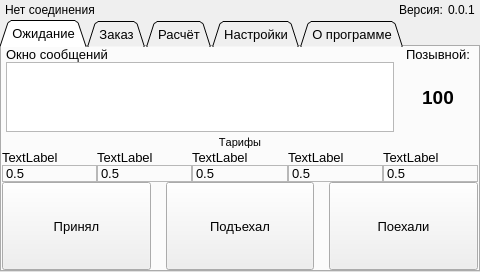
Before: the Qt Designer form indigotaxi.ui in koolkhel/wince-taximeter, drawn with Qt 5.
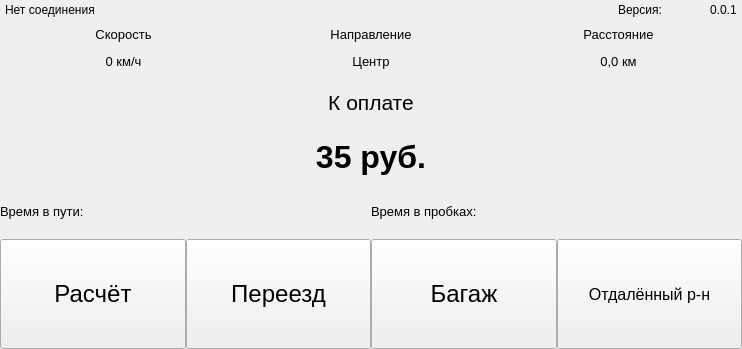
After: the same form once the commit is applied. The open tabs and pages were chosen to show the change.

```diff
--- a/indigotaxi.ui
+++ b/indigotaxi.ui
@@ -6,8 +6,8 @@
    <rect>
     <x>0</x>
     <y>0</y>
-    <width>480</width>
-    <height>272</height>
+    <width>742</width>
+    <height>349</height>
    </rect>
   </property>
   <property name="sizePolicy">
@@ -35,7 +35,7 @@
      <verstretch>0</verstretch>
     </sizepolicy>
    </property>
-   <layout class="QVBoxLayout" name="verticalLayout_10" stretch="5,200">
+   <layout class="QVBoxLayout" name="verticalLayout_10" stretch="1,100">
     <property name="spacing">
      <number>0</number>
     </property>
@@ -46,7 +46,7 @@
      <number>0</number>
     </property>
     <item>
-     <layout class="QHBoxLayout" name="horizontalLayout_3" stretch="0,0,0,0">
+     <layout class="QHBoxLayout" name="horizontalLayout_3" stretch="2,5,1,2">
       <property name="spacing">
        <number>5</number>
       </property>
@@ -61,6 +61,12 @@
       </property>
       <item>
        <widget class="QLabel" name="connectionLabel">
+        <property name="sizePolicy">
+         <sizepolicy hsizetype="Expanding" vsizetype="Preferred">
+          <horstretch>0</horstretch>
+          <verstretch>0</verstretch>
+         </sizepolicy>
+        </property>
         <property name="text">
          <string>Нет соединения</string>
         </property>
@@ -82,7 +88,7 @@
       <item>
        <widget class="QLabel" name="versionCaption">
         <property name="sizePolicy">
-         <sizepolicy hsizetype="Minimum" vsizetype="Minimum">
+         <sizepolicy hsizetype="Preferred" vsizetype="Minimum">
           <horstretch>0</horstretch>
           <verstretch>0</verstretch>
          </sizepolicy>
@@ -94,6 +100,12 @@
       </item>
       <item>
        <widget class="QLabel" name="versionLabel">
+        <property name="sizePolicy">
+         <sizepolicy hsizetype="Maximum" vsizetype="Preferred">
+          <horstretch>0</horstretch>
+          <verstretch>0</verstretch>
+         </sizepolicy>
+        </property>
         <property name="text">
          <string>0.0.1</string>
         </property>
@@ -102,7 +114,7 @@
      </layout>
     </item>
     <item>
-     <widget class="QTabWidget" name="tabWidget">
+     <widget class="QStackedWidget" name="stackedWidget">
       <property name="enabled">
        <bool>true</bool>
       </property>
@@ -125,17 +137,8 @@
         <bold>false</bold>
        </font>
       </property>
-      <property name="tabShape">
-       <enum>QTabWidget::Triangular</enum>
-      </property>
-      <property name="currentIndex">
-       <number>0</number>
-      </property>
-      <widget class="QWidget" name="standbyTab">
-       <attribute name="title">
-        <string>Ожидание</string>
-       </attribute>
-       <layout class="QVBoxLayout" name="verticalLayout_9">
+      <widget class="QWidget" name="standByPage1">
+       <layout class="QVBoxLayout" name="verticalLayout_9" stretch="0">
         <property name="spacing">
          <number>0</number>
         </property>
@@ -146,7 +149,7 @@
          <number>0</number>
         </property>
         <item>
-         <layout class="QVBoxLayout" name="verticalLayout" stretch="3,1,3,8">
+         <layout class="QVBoxLayout" name="verticalLayout" stretch="3,1,3,3,2">
           <property name="spacing">
            <number>0</number>
           </property>
@@ -181,12 +184,18 @@
                   <verstretch>0</verstretch>
                  </sizepolicy>
                 </property>
+                <property name="readOnly">
+                 <bool>true</bool>
+                </property>
+                <property name="plainText">
+                 <string>Приятного дня!</string>
+                </property>
                </widget>
               </item>
              </layout>
             </item>
             <item>
-             <layout class="QVBoxLayout" name="verticalLayout_3" stretch="1,5">
+             <layout class="QVBoxLayout" name="verticalLayout_3" stretch="2,5">
               <property name="spacing">
                <number>0</number>
               </property>
@@ -259,7 +268,7 @@
               <item>
                <widget class="QLabel" name="label_3">
                 <property name="text">
-                 <string>TextLabel</string>
+                 <string>Подача</string>
                 </property>
                </widget>
               </item>
@@ -272,7 +281,7 @@
                  <enum>QFrame::Plain</enum>
                 </property>
                 <property name="text">
-                 <string>0.5</string>
+                 <string>35 р.</string>
                 </property>
                </widget>
               </item>
@@ -286,7 +295,7 @@
               <item>
                <widget class="QLabel" name="label_4">
                 <property name="text">
-                 <string>TextLabel</string>
+                 <string>1 км</string>
                 </property>
                </widget>
               </item>
@@ -299,7 +308,7 @@
                  <enum>QFrame::Plain</enum>
                 </property>
                 <property name="text">
-                 <string>0.5</string>
+                 <string>15 р.</string>
                 </property>
                </widget>
               </item>
@@ -313,7 +322,7 @@
               <item>
                <widget class="QLabel" name="label_6">
                 <property name="text">
-                 <string>TextLabel</string>
+                 <string>1 км заг.</string>
                 </property>
                </widget>
               </item>
@@ -326,7 +335,7 @@
                  <enum>QFrame::Plain</enum>
                 </property>
                 <property name="text">
-                 <string>0.5</string>
+                 <string>17 р.</string>
                 </property>
                </widget>
               </item>
@@ -340,7 +349,10 @@
               <item>
                <widget class="QLabel" name="label_10">
                 <property name="text">
-                 <string>TextLabel</string>
+                 <string>Перегруз</string>
+                </property>
+                <property name="scaledContents">
+                 <bool>false</bool>
                 </property>
                </widget>
               </item>
@@ -353,7 +365,7 @@
                  <enum>QFrame::Plain</enum>
                 </property>
                 <property name="text">
-                 <string>0.5</string>
+                 <string>50%</string>
                 </property>
                </widget>
               </item>
@@ -367,7 +379,7 @@
               <item>
                <widget class="QLabel" name="label_8">
                 <property name="text">
-                 <string>TextLabel</string>
+                 <string>Остановка</string>
                 </property>
                </widget>
               </item>
@@ -380,7 +392,7 @@
                  <enum>QFrame::Plain</enum>
                 </property>
                 <property name="text">
-                 <string>0.5</string>
+                 <string>5 р.</string>
                 </property>
                </widget>
               </item>
@@ -438,44 +450,322 @@
         </item>
        </layout>
       </widget>
-      <widget class="QWidget" name="taxiTab">
-       <property name="enabled">
-        <bool>true</bool>
-       </property>
-       <attribute name="title">
-        <string>Заказ</string>
-       </attribute>
-      </widget>
-      <widget class="QWidget" name="paytimeTab">
-       <property name="enabled">
-        <bool>true</bool>
-       </property>
-       <attribute name="title">
-        <string>Расчёт</string>
-       </attribute>
-      </widget>
-      <widget class="QWidget" name="settingsTab">
-       <attribute name="title">
-        <string>Настройки</string>
-       </attribute>
-       <widget class="QPushButton" name="exitButton">
-        <property name="geometry">
-         <rect>
-          <x>185</x>
-          <y>55</y>
-          <width>116</width>
-          <height>71</height>
-         </rect>
+      <widget class="QWidget" name="orderPage2">
+       <layout class="QVBoxLayout" name="verticalLayout_11" stretch="1,3,2">
+        <property name="spacing">
+         <number>0</number>
         </property>
-        <property name="text">
-         <string>Выход</string>
+        <property name="margin">
+         <number>0</number>
         </property>
-       </widget>
+        <item>
+         <layout class="QHBoxLayout" name="horizontalLayout_7">
+          <property name="spacing">
+           <number>0</number>
+          </property>
+          <item>
+           <layout class="QVBoxLayout" name="verticalLayout_12">
+            <property name="spacing">
+             <number>0</number>
+            </property>
+            <item>
+             <widget class="QLabel" name="speedLabel">
+              <property name="text">
+               <string>Скорость</string>
+              </property>
+              <property name="alignment">
+               <set>Qt::AlignCenter</set>
+              </property>
+             </widget>
+            </item>
+            <item>
+             <widget class="QLabel" name="label_13">
+              <property name="text">
+               <string>0 км/ч</string>
+              </property>
+              <property name="alignment">
+               <set>Qt::AlignCenter</set>
+              </property>
+             </widget>
+            </item>
+           </layout>
+          </item>
+          <item>
+           <layout class="QVBoxLayout" name="verticalLayout_13">
+            <property name="spacing">
+             <number>0</number>
+            </property>
+            <item>
+             <widget class="QLabel" name="directionLabel">
+              <property name="text">
+               <string>Направление</string>
+              </property>
+              <property name="alignment">
+               <set>Qt::AlignCenter</set>
+              </property>
+             </widget>
+            </item>
+            <item>
+             <widget class="QLabel" name="directionValueLabel">
+              <property name="text">
+               <string>Центр</string>
+              </property>
+              <property name="alignment">
+               <set>Qt::AlignCenter</set>
+              </property>
+             </widget>
+            </item>
+           </layout>
+          </item>
+          <item>
+           <layout class="QVBoxLayout" name="verticalLayout_14">
+            <property name="spacing">
+             <number>0</number>
+            </property>
+            <item>
+             <widget class="QLabel" name="distanceLabel">
+              <property name="text">
+               <string>Расстояние</string>
+              </property>
+              <property name="alignment">
+               <set>Qt::AlignCenter</set>
+              </property>
+             </widget>
+            </item>
+            <item>
+             <widget class="QLabel" name="distanceValueLabl">
+              <property name="text">
+               <string>0,0 км</string>
+              </property>
+              <property name="alignment">
+               <set>Qt::AlignCenter</set>
+              </property>
+             </widget>
+            </item>
+           </layout>
+          </item>
+         </layout>
+        </item>
+        <item>
+         <layout class="QVBoxLayout" name="verticalLayout_15">
+          <item>
+           <widget class="QLabel" name="paymentLabel">
+            <property name="font">
+             <font>
+              <pointsize>16</pointsize>
+             </font>
+            </property>
+            <property name="text">
+             <string>К оплате</string>
+            </property>
+            <property name="alignment">
+             <set>Qt::AlignCenter</set>
+            </property>
+           </widget>
+          </item>
+          <item>
+           <widget class="QLabel" name="paymentAmountLabel">
+            <property name="font">
+             <font>
+              <pointsize>24</pointsize>
+              <weight>75</weight>
+              <bold>true</bold>
+             </font>
+            </property>
+            <property name="text">
+             <string>35 руб.</string>
+            </property>
+            <property name="alignment">
+             <set>Qt::AlignCenter</set>
+            </property>
+           </widget>
+          </item>
+          <item>
+           <layout class="QHBoxLayout" name="horizontalLayout_8">
+            <item>
+             <widget class="QLabel" name="label_20">
+              <property name="text">
+               <string>Время в пути:</string>
+              </property>
+             </widget>
+            </item>
+            <item>
+             <widget class="QLabel" name="label_21">
+              <property name="text">
+               <string>Время в пробках:</string>
+              </property>
+             </widget>
+            </item>
+           </layout>
+          </item>
+         </layout>
+        </item>
+        <item>
+         <layout class="QHBoxLayout" name="horizontalLayout_5">
+          <item>
+           <widget class="QPushButton" name="paytimeButton">
+            <property name="sizePolicy">
+             <sizepolicy hsizetype="Minimum" vsizetype="MinimumExpanding">
+              <horstretch>0</horstretch>
+              <verstretch>0</verstretch>
+             </sizepolicy>
+            </property>
+            <property name="font">
+             <font>
+              <pointsize>18</pointsize>
+             </font>
+            </property>
+            <property name="text">
+             <string>Расчёт</string>
+            </property>
+           </widget>
+          </item>
+          <item>
+           <widget class="QPushButton" name="trainCrossButton">
+            <property name="sizePolicy">
+             <sizepolicy hsizetype="Minimum" vsizetype="Expanding">
+              <horstretch>0</horstretch>
+              <verstretch>0</verstretch>
+             </sizepolicy>
+            </property>
+            <property name="font">
+             <font>
+              <pointsize>18</pointsize>
+             </font>
+            </property>
+            <property name="text">
+             <string>Переезд</string>
+            </property>
+            <property name="checkable">
+             <bool>true</bool>
+            </property>
+           </widget>
+          </item>
+          <item>
+           <widget class="QPushButton" name="luggageButton">
+            <property name="sizePolicy">
+             <sizepolicy hsizetype="Minimum" vsizetype="Expanding">
+              <horstretch>0</horstretch>
+              <verstretch>0</verstretch>
+             </sizepolicy>
+            </property>
+            <property name="font">
+             <font>
+              <pointsize>18</pointsize>
+             </font>
+            </property>
+            <property name="text">
+             <string>Багаж</string>
+            </property>
+            <property name="checkable">
+             <bool>true</bool>
+            </property>
+           </widget>
+          </item>
+          <item>
+           <widget class="QPushButton" name="farawayButton">
+            <property name="sizePolicy">
+             <sizepolicy hsizetype="Minimum" vsizetype="Expanding">
+              <horstretch>0</horstretch>
+              <verstretch>0</verstretch>
+             </sizepolicy>
+            </property>
+            <property name="font">
+             <font>
+              <pointsize>12</pointsize>
+             </font>
+            </property>
+            <property name="text">
+             <string>Отдалённый р-н</string>
+            </property>
+            <property name="checkable">
+             <bool>true</bool>
+            </property>
+           </widget>
+          </item>
+         </layout>
+        </item>
+       </layout>
       </widget>
-      <widget class="QWidget" name="aboutTab">
-       <attribute name="title">
-        <string>О программе</string>
-       </attribute>
+      <widget class="QWidget" name="paytimePage3">
+       <layout class="QVBoxLayout" name="verticalLayout_16" stretch="2,5,2">
+        <item>
+         <widget class="QLabel" name="finalPaymentLabel">
+          <property name="font">
+           <font>
+            <pointsize>18</pointsize>
+           </font>
+          </property>
+          <property name="text">
+           <string>К оплате</string>
+          </property>
+          <property name="alignment">
+           <set>Qt::AlignCenter</set>
+          </property>
+         </widget>
+        </item>
+        <item>
+         <widget class="QLabel" name="finalPaymentAmountLabel">
+          <property name="font">
+           <font>
+            <pointsize>42</pointsize>
+           </font>
+          </property>
+          <property name="text">
+           <string>35 руб.</string>
+          </property>
+          <property name="alignment">
+           <set>Qt::AlignCenter</set>
+          </property>
+         </widget>
+        </item>
+        <item>
+         <layout class="QHBoxLayout" name="horizontalLayout_9">
+          <property name="spacing">
+           <number>10</number>
+          </property>
+          <property name="margin">
+           <number>10</number>
+          </property>
+          <item>
+           <widget class="QPushButton" name="resumeVoyageButton">
+            <property name="sizePolicy">
+             <sizepolicy hsizetype="Minimum" vsizetype="Expanding">
+              <horstretch>0</horstretch>
+              <verstretch>0</verstretch>
+             </sizepolicy>
+            </property>
+            <property name="font">
+             <font>
+              <pointsize>24</pointsize>
+             </font>
+            </property>
+            <property name="text">
+             <string>Продолжить</string>
+            </property>
+           </widget>
+          </item>
+          <item>
+           <widget class="QPushButton" name="freeButton">
+            <property name="sizePolicy">
+             <sizepolicy hsizetype="Minimum" vsizetype="Expanding">
+              <horstretch>0</horstretch>
+              <verstretch>0</verstretch>
+             </sizepolicy>
+            </property>
+            <property name="font">
+             <font>
+              <pointsize>24</pointsize>
+             </font>
+            </property>
+            <property name="text">
+             <string>Свободен</string>
+            </property>
+           </widget>
+          </item>
+         </layout>
+        </item>
+       </layout>
       </widget>
      </widget>
     </item>
```
Left out of the diff: 305 changed lines with no effect on the pictures.
